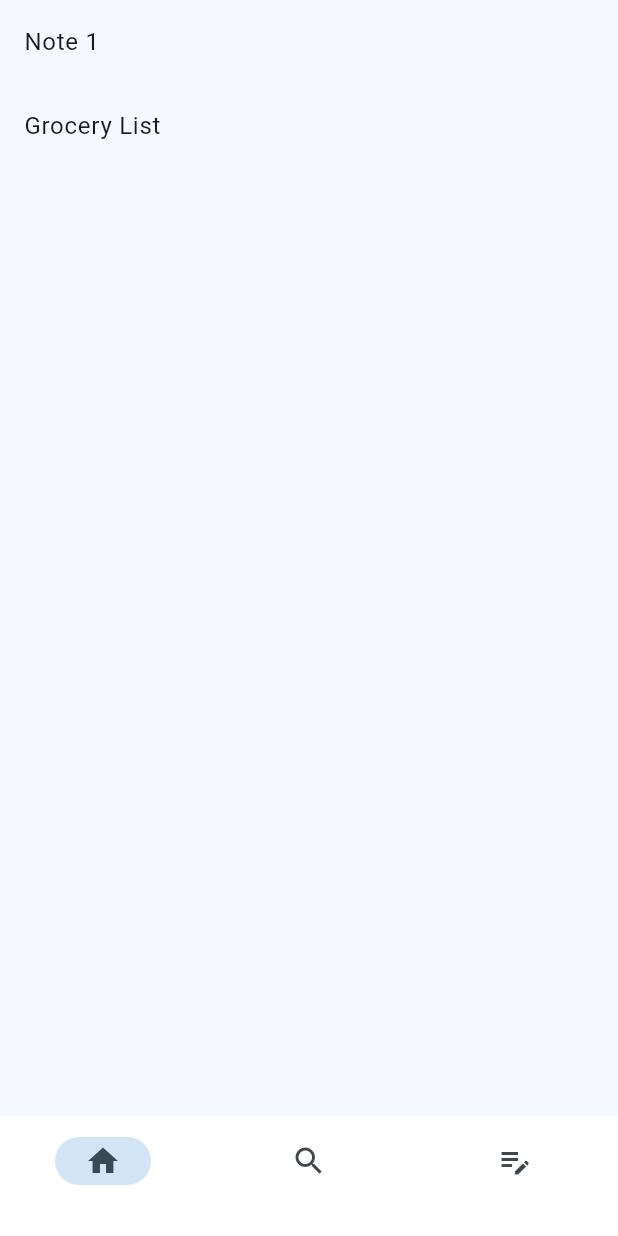
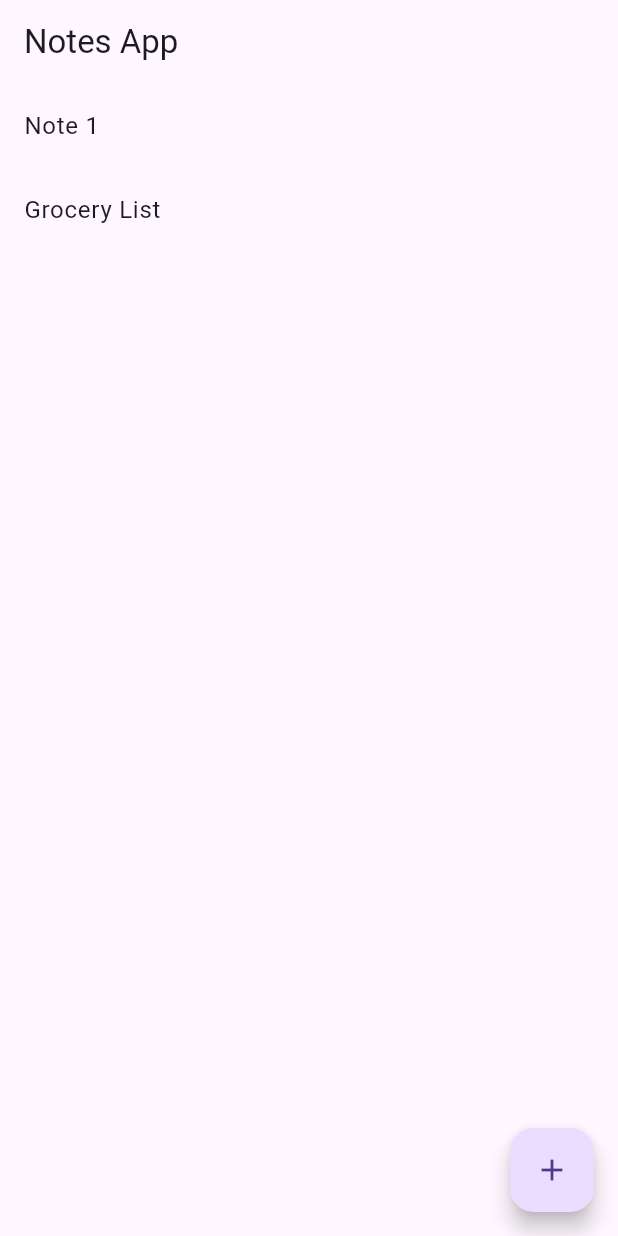
Before and after one commit to Euniceadu/notes_app, a Flutter app: the screen it shows after launch, on a phone screen of 412 x 824 dp. Run offline on Flutter 3.47's test engine with Material 3 defaults, Android fonts, the phone set to English and light mode, and no system bars.

Commit message:
Added UI for adding new note, removed navigation bar and added floating action button

```diff
--- a/lib/main.dart
+++ b/lib/main.dart
@@ -1,5 +1,5 @@
 import 'package:flutter/material.dart';
-import '../screens/home_screen.dart';
+import 'screens/home_screen.dart';
 
 void main() {
   runApp(const MyApp());
@@ -12,7 +12,6 @@ class MyApp extends StatelessWidget {
   @override
   Widget build(BuildContext context) {
     return MaterialApp(
-      title: 'Flutter Demo',
       theme: ThemeData(
         colorScheme: ColorScheme.fromSeed(seedColor: Colors.lightBlueAccent),
       ),
--- a/lib/screens/home_screen.dart
+++ b/lib/screens/home_screen.dart
@@ -1,5 +1,6 @@
 
 import 'package:flutter/material.dart';
+import 'package:notes_app/screens/add_note_screen.dart';
 import 'package:notes_app/widgets/notes_list_widget.dart';
 
 class HomeScreen extends StatefulWidget {
@@ -11,33 +12,24 @@ class HomeScreen extends StatefulWidget {
 }
 
 class _HomeScreenState extends State<HomeScreen> {
-  var selectedIndex = 0;
+  Widget screen = NotesListWidget();
   @override
   Widget build(BuildContext context) {
-    Widget screen;
-    switch(selectedIndex) {
-      case 0:
-        screen = NotesListWidget();
-      default:
-        screen = NotesListWidget();
-    }
-    return Scaffold(
+    return MaterialApp(
+      title: '',
+      home: Scaffold(
+      appBar: AppBar(title: const Text('Notes App'),),
       body: screen,
-      bottomNavigationBar:
-        NavigationBar(
-          backgroundColor: Colors.white,
-          destinations: const <Widget> [
-            NavigationDestination(icon: Icon(Icons.home_outlined), selectedIcon: Icon(Icons.home), label: '',),
-            NavigationDestination(icon: Icon(Icons.search_outlined), selectedIcon: Icon(Icons.search_sharp), label: ''),
-            NavigationDestination(icon: Icon(Icons.edit_note_outlined), selectedIcon: Icon(Icons.edit_note_sharp), label: ''),
-          ],
-          selectedIndex: selectedIndex,
-          onDestinationSelected: (value) {
-            setState(() {
-              selectedIndex = value;
-            });
-          } ,
-          ),
+      floatingActionButton: FloatingActionButton(
+        onPressed: () {
+          Navigator.push(
+            context,
+            MaterialPageRoute(builder: (context) => AddNoteScreen())
+            );
+        },
+        child: const Icon(Icons.add_outlined),
+        ),
+    ),
     );
   }
 
--- a/lib/widgets/notes_list_widget.dart
+++ b/lib/widgets/notes_list_widget.dart
@@ -7,7 +7,6 @@ class NotesListWidget  extends StatelessWidget {
 
   @override
   Widget build(BuildContext context) {
-    // var appState = context.watch<MyAppState>();
     List<Note> notes = [
       Note(title: "Note 1", content: "Hello World"),
       Note(title: "Grocery List", content: "Bread \n Eggs")
```
Also changed, not shown: lib/screens/add_note_screen.dart (added, +33 -0 lines), lib/widgets/add_note_widget.dart (added, +33 -0 lines).
